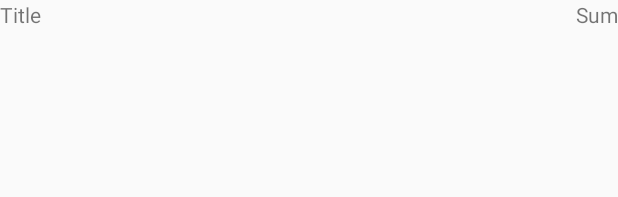
After one commit to romanitalian/MoneyTracker, an Android app: the layout list_item.xml on its own in the app's theme, with its tools: preview values and no code run, on a phone screen of 412 x 824 dp. The commit adds this screen. Shown: the top 197 px of the screen. Run offline under Robolectric (Android 15) with nearby library versions, the phone set to English and light mode, and no system bars.

Commit message:
use ListAdapter

```diff
--- /dev/null
+++ b/app/src/main/res/layout/list_item.xml
@@ -0,0 +1,28 @@
+<?xml version="1.0" encoding="utf-8"?>
+<RelativeLayout xmlns:android="http://schemas.android.com/apk/res/android"
+                xmlns:tools="http://schemas.android.com/tools"
+                android:layout_width="match_parent"
+                android:layout_height="match_parent"
+                android:gravity="center"
+                tools:context=".MainActivity">
+
+    <LinearLayout
+        android:layout_width="match_parent"
+        android:layout_height="wrap_content"
+        android:orientation="vertical">
+
+        <TextView
+            android:layout_width="match_parent"
+            android:layout_height="wrap_content"
+            android:text="Title"
+            android:id="@+id/title_id"/>
+    </LinearLayout>
+
+    <TextView
+        android:layout_width="wrap_content"
+        android:layout_height="match_parent"
+        android:text="Sum"
+        android:layout_alignParentRight="true"
+        android:id="@+id/sum_id"/>
+
+</RelativeLayout>
```
Also changed, not shown: app/src/main/java/net/romanitalian/moneytrackerapp/MainActivity.java (+40 -21 lines), app/src/main/java/net/romanitalian/moneytrackerapp/TransactionAdapter.java (added, +33 -0 lines), app/src/main/java/net/romanitalian/moneytrackerapp/Transactions.java (added, +14 -0 lines), app/src/main/res/layout/activity_main.xml (+9 -13 lines).
